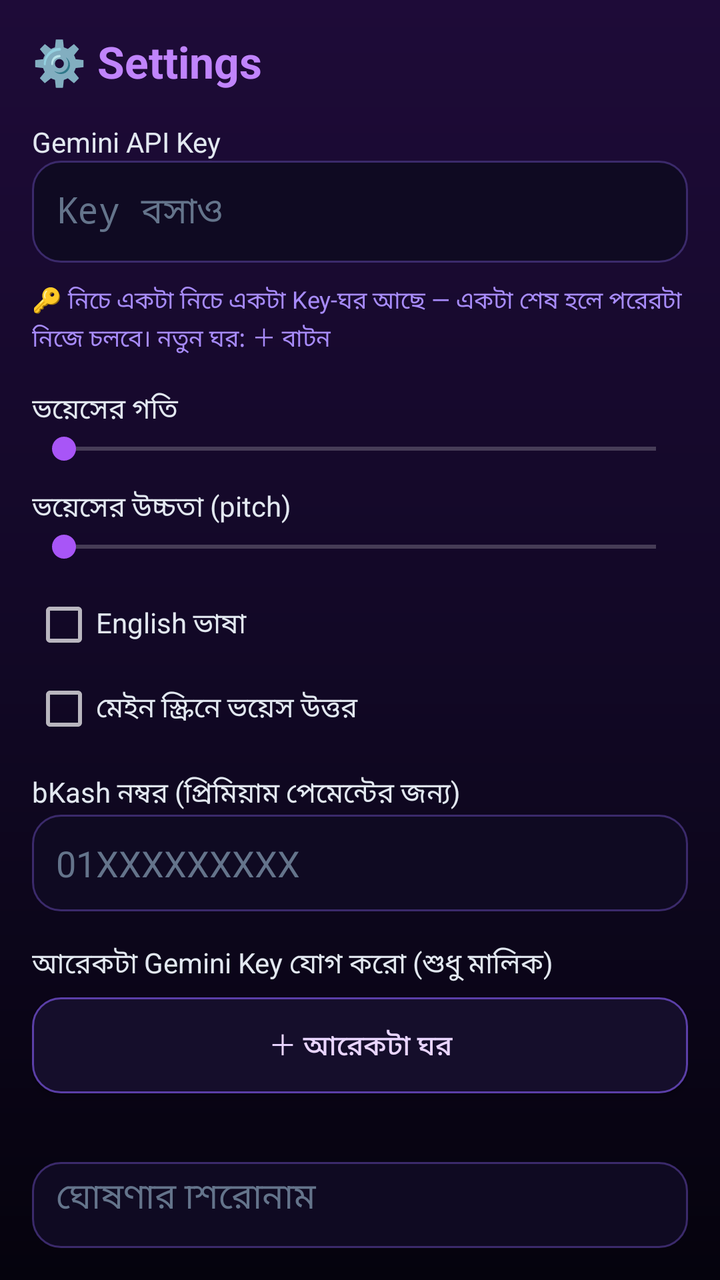
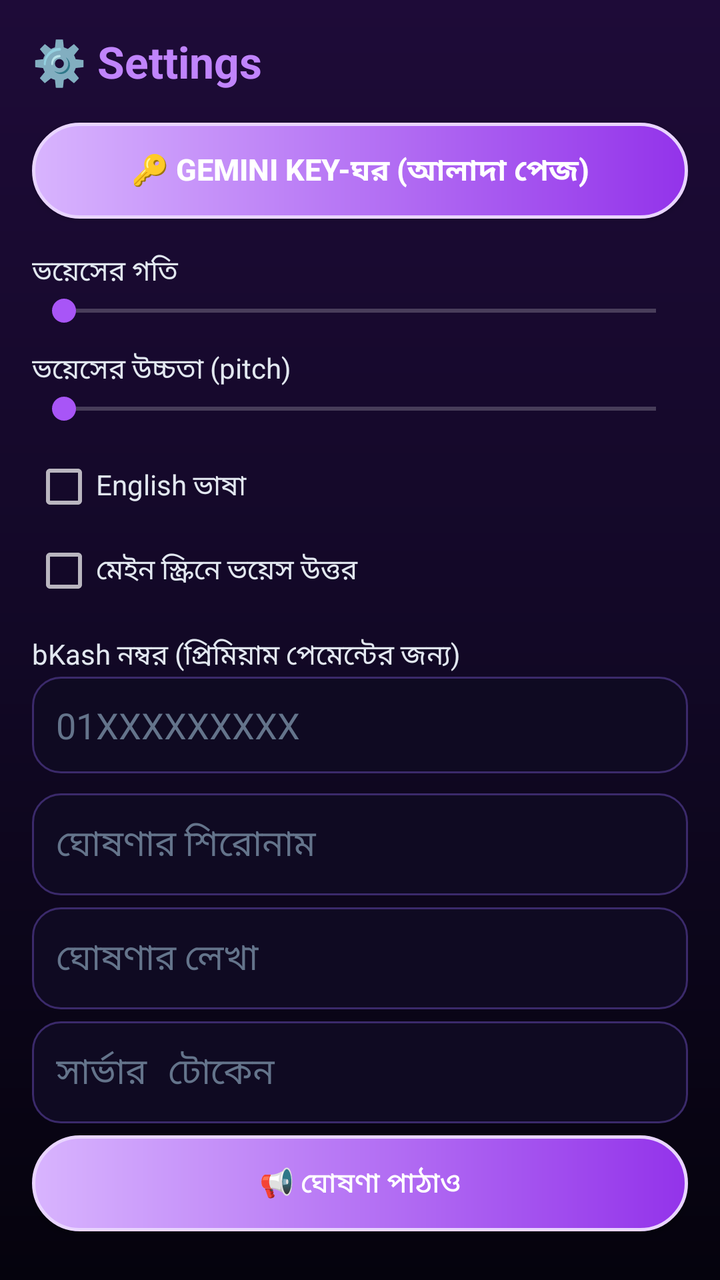

Compare the two renders of this Android layout. The source of the first and the diff that turns it into the second are given below.
<!-- AndroidManifest.xml: application theme AppTheme -->
<!-- res/layout/activity_settings.xml -->
<?xml version="1.0" encoding="utf-8"?>
<LinearLayout xmlns:android="http://schemas.android.com/apk/res/android"
    android:layout_width="match_parent"
    android:layout_height="match_parent"
    android:background="@drawable/bg_main"
    android:orientation="vertical"
    android:padding="16dp">

    <TextView
        android:layout_width="match_parent"
        android:layout_height="wrap_content"
        android:text="⚙️ Settings"
        android:textColor="#C084FC"
        android:textSize="22sp"
        android:textStyle="bold" />

    <TextView
        android:layout_width="match_parent"
        android:layout_height="wrap_content"
        android:layout_marginTop="16dp"
        android:text="Gemini API Key"
        android:textColor="#E2E8F0" />

    <EditText
        android:id="@+id/setKey"
        android:layout_width="match_parent"
        android:layout_height="wrap_content"
        android:background="@drawable/bg_input"
        android:hint="Key বসাও"
        android:inputType="textPassword"
        android:padding="12dp"
        android:textColor="#E8F4FF"
        android:textColorHint="#64748B" />

    <TextView
        android:layout_width="match_parent"
        android:layout_height="wrap_content"
        android:layout_marginTop="10dp"
        android:text="🔑 নিচে একটা নিচে একটা Key-ঘর আছে — একটা শেষ হলে পরেরটা নিজে চলবে। নতুন ঘর: ＋ বাটন"
        android:textColor="#A78BFA"
        android:textSize="12sp" />

    <TextView
        android:layout_width="match_parent"
        android:layout_height="wrap_content"
        android:layout_marginTop="16dp"
        android:text="ভয়েসের গতি"
        android:textColor="#E2E8F0" />

    <SeekBar
        android:id="@+id/setSpeed"
        android:layout_width="match_parent"
        android:layout_height="wrap_content"
        android:max="20" />

    <TextView
        android:layout_width="match_parent"
        android:layout_height="wrap_content"
        android:layout_marginTop="10dp"
        android:text="ভয়েসের উচ্চতা (pitch)"
        android:textColor="#E2E8F0" />

    <SeekBar
        android:id="@+id/setPitch"
        android:layout_width="match_parent"
        android:layout_height="wrap_content"
        android:max="20" />

    <CheckBox
        android:id="@+id/setEnglish"
        android:layout_width="match_parent"
        android:layout_height="wrap_content"
        android:layout_marginTop="14dp"
        android:text="English ভাষা"
        android:textColor="#E2E8F0" />

    <CheckBox
        android:id="@+id/setMainVoice"
        android:layout_width="match_parent"
        android:layout_height="wrap_content"
        android:layout_marginTop="10dp"
        android:text="মেইন স্ক্রিনে ভয়েস উত্তর"
        android:textColor="#E2E8F0" />

    <TextView
        android:layout_width="match_parent"
        android:layout_height="wrap_content"
        android:layout_marginTop="16dp"
        android:text="bKash নম্বর (প্রিমিয়াম পেমেন্টের জন্য)"
        android:textColor="#E2E8F0" />

    <EditText
        android:id="@+id/setBkash"
        android:layout_width="match_parent"
        android:layout_height="wrap_content"
        android:background="@drawable/bg_input"
        android:hint="01XXXXXXXXX"
        android:inputType="phone"
        android:padding="12dp"
        android:textColor="#E8F4FF"
        android:textColorHint="#64748B" />

    <TextView
        android:id="@+id/setKeyLabel"
        android:layout_width="match_parent"
        android:layout_height="wrap_content"
        android:layout_marginTop="16dp"
        android:text="আরেকটা Gemini Key যোগ করো (শুধু মালিক)"
        android:textColor="#E2E8F0" />

    <LinearLayout
        android:id="@+id/setKeysList"
        android:layout_width="match_parent"
        android:layout_height="wrap_content"
        android:orientation="vertical" />

    <Button
        android:id="@+id/setAddKeyRow"
        android:layout_width="match_parent"
        android:layout_height="wrap_content"
        android:layout_marginTop="6dp"
        android:background="@drawable/btn_secondary"
        android:text="＋ আরেকটা ঘর"
        android:textColor="#E9D5FF" />

    <TextView
        android:id="@+id/setKeyCount"
        android:layout_width="match_parent"
        android:layout_height="wrap_content"
        android:layout_marginTop="8dp"
        android:textColor="#94A3B8"
        android:textSize="12sp" />

    <EditText
        android:id="@+id/setAnnounceTitle"
        android:layout_width="match_parent"
        android:layout_height="wrap_content"
        android:layout_marginTop="10dp"
        android:background="@drawable/bg_input"
        android:hint="ঘোষণার শিরোনাম"
        android:padding="12dp"
        android:textColor="#E8F4FF"
        android:textColorHint="#64748B" />

    <EditText
        android:id="@+id/setAnnounceBody"
        android:layout_width="match_parent"
        android:layout_height="wrap_content"
        android:layout_marginTop="6dp"
        android:background="@drawable/bg_input"
        android:hint="ঘোষণার লেখা"
        android:padding="12dp"
        android:textColor="#E8F4FF"
        android:textColorHint="#64748B" />

    <EditText
        android:id="@+id/setServerToken"
        android:layout_width="match_parent"
        android:layout_height="wrap_content"
        android:layout_marginTop="6dp"
        android:background="@drawable/bg_input"
        android:hint="সার্ভার টোকেন"
        android:inputType="textPassword"
        android:padding="12dp"
        android:textColor="#E8F4FF"
        android:textColorHint="#64748B" />

    <Button
        android:id="@+id/setSendAnnounce"
        android:layout_width="match_parent"
        android:layout_height="wrap_content"
        android:layout_marginTop="6dp"
        android:background="@drawable/btn_primary"
        android:text="📢 ঘোষণা পাঠাও"
        android:textColor="#FFFFFF" />

    <Button
        android:id="@+id/setClearKeys"
        android:layout_width="match_parent"
        android:layout_height="wrap_content"
        android:layout_marginTop="8dp"
        android:background="@drawable/btn_secondary"
        android:text="সব Key মুছো"
        android:textColor="#E9D5FF" />

    <Button
        android:id="@+id/setStatusBtn"
        android:layout_width="match_parent"
        android:layout_height="wrap_content"
        android:layout_marginTop="14dp"
        android:background="@drawable/btn_secondary"
        android:padding="12dp"
        android:text="🔔 নোটিফিকেশন ও অবস্থা"
        android:textColor="#E8F4FF"
        android:textSize="15sp" />

    <Button
        android:id="@+id/setSave"
        android:layout_width="match_parent"
        android:layout_height="wrap_content"
        android:layout_marginTop="18dp"
        android:background="@drawable/btn_primary"
        android:text="সেভ করো"
        android:textColor="#FFFFFF"
        android:textStyle="bold" />

    <TextView
        android:id="@+id/setInfo"
        android:layout_width="match_parent"
        android:layout_height="wrap_content"
        android:layout_marginTop="14dp"
        android:textColor="#94A3B8"
        android:textSize="12sp" />
</LinearLayout>
<!-- resources referenced by this layout -->
<resources>
  <!-- drawable bg_input (drawable) -->
  <?xml version="1.0" encoding="utf-8"?>
  <shape xmlns:android="http://schemas.android.com/apk/res/android" android:shape="rectangle">
      <corners android:radius="14dp" />
      <solid android:color="#0F0A22" />
      <stroke android:width="1dp" android:color="#3B2A6B" />
  </shape>
  <!-- drawable bg_main (drawable) -->
  <?xml version="1.0" encoding="utf-8"?>
  <shape xmlns:android="http://schemas.android.com/apk/res/android" android:shape="rectangle">
      <gradient
          android:angle="270"
          android:startColor="#1E0B38"
          android:centerColor="#120826"
          android:endColor="#05030D" />
  </shape>
  <!-- drawable btn_primary (drawable) -->
  <?xml version="1.0" encoding="utf-8"?>
  <shape xmlns:android="http://schemas.android.com/apk/res/android" android:shape="rectangle">
      <corners android:radius="28dp" />
      <gradient android:startColor="#D8B4FE" android:endColor="#9333EA" android:angle="0" />
      <stroke android:width="1.5dp" android:color="#E9D5FF" />
  </shape>
  <!-- drawable btn_secondary (drawable) -->
  <?xml version="1.0" encoding="utf-8"?>
  <shape xmlns:android="http://schemas.android.com/apk/res/android" android:shape="rectangle">
      <corners android:radius="14dp" />
      <solid android:color="#150E2B" />
      <stroke android:width="1dp" android:color="#5B3FA8" />
  </shape>
  <style name="AppTheme" parent="android:Theme.Material.NoActionBar">
          <item name="android:windowBackground">#05030D</item>
          <item name="android:colorAccent">#A855F7</item>
          <item name="android:statusBarColor">#05030D</item>
          <item name="android:navigationBarColor">#05030D</item>
          <item name="android:windowLightStatusBar">false</item>
      </style>
</resources>

<!-- the commit's change to res/layout/activity_settings.xml (unified diff, before → after) -->
@@ -14,31 +14,17 @@
         android:textSize="22sp"
         android:textStyle="bold" />
 
-    <TextView
+    <Button
+        android:id="@+id/setKeysBtn"
         android:layout_width="match_parent"
         android:layout_height="wrap_content"
         android:layout_marginTop="16dp"
-        android:text="Gemini API Key"
-        android:textColor="#E2E8F0" />
-
-    <EditText
-        android:id="@+id/setKey"
-        android:layout_width="match_parent"
-        android:layout_height="wrap_content"
-        android:background="@drawable/bg_input"
-        android:hint="Key বসাও"
-        android:inputType="textPassword"
+        android:background="@drawable/btn_primary"
         android:padding="12dp"
-        android:textColor="#E8F4FF"
-        android:textColorHint="#64748B" />
-
-    <TextView
-        android:layout_width="match_parent"
-        android:layout_height="wrap_content"
-        android:layout_marginTop="10dp"
-        android:text="🔑 নিচে একটা নিচে একটা Key-ঘর আছে — একটা শেষ হলে পরেরটা নিজে চলবে। নতুন ঘর: ＋ বাটন"
-        android:textColor="#A78BFA"
-        android:textSize="12sp" />
+        android:text="🔑 Gemini Key-ঘর (আলাদা পেজ)"
+        android:textColor="#FFFFFF"
+        android:textSize="15sp"
+        android:textStyle="bold" />
 
     <TextView
         android:layout_width="match_parent"
@@ -100,37 +86,6 @@
         android:textColor="#E8F4FF"
         android:textColorHint="#64748B" />
 
-    <TextView
-        android:id="@+id/setKeyLabel"
-        android:layout_width="match_parent"
-        android:layout_height="wrap_content"
-        android:layout_marginTop="16dp"
-        android:text="আরেকটা Gemini Key যোগ করো (শুধু মালিক)"
-        android:textColor="#E2E8F0" />
-
-    <LinearLayout
-        android:id="@+id/setKeysList"
-        android:layout_width="match_parent"
-        android:layout_height="wrap_content"
-        android:orientation="vertical" />
-
-    <Button
-        android:id="@+id/setAddKeyRow"
-        android:layout_width="match_parent"
-        android:layout_height="wrap_content"
-        android:layout_marginTop="6dp"
-        android:background="@drawable/btn_secondary"
-        android:text="＋ আরেকটা ঘর"
-        android:textColor="#E9D5FF" />
-
-    <TextView
-        android:id="@+id/setKeyCount"
-        android:layout_width="match_parent"
-        android:layout_height="wrap_content"
-        android:layout_marginTop="8dp"
-        android:textColor="#94A3B8"
-        android:textSize="12sp" />
-
     <EditText
         android:id="@+id/setAnnounceTitle"
         android:layout_width="match_parent"
@@ -175,15 +130,6 @@
         android:textColor="#FFFFFF" />
 
     <Button
-        android:id="@+id/setClearKeys"
-        android:layout_width="match_parent"
-        android:layout_height="wrap_content"
-        android:layout_marginTop="8dp"
-        android:background="@drawable/btn_secondary"
-        android:text="সব Key মুছো"
-        android:textColor="#E9D5FF" />
-
-    <Button
         android:id="@+id/setStatusBtn"
         android:layout_width="match_parent"
         android:layout_height="wrap_content"
